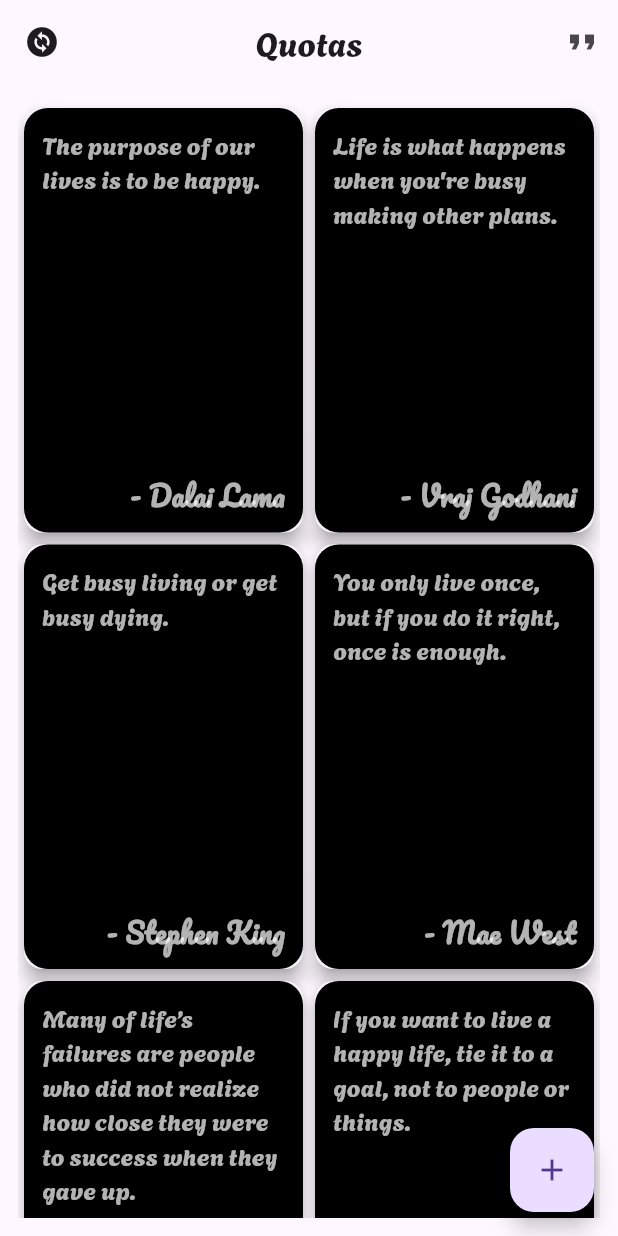
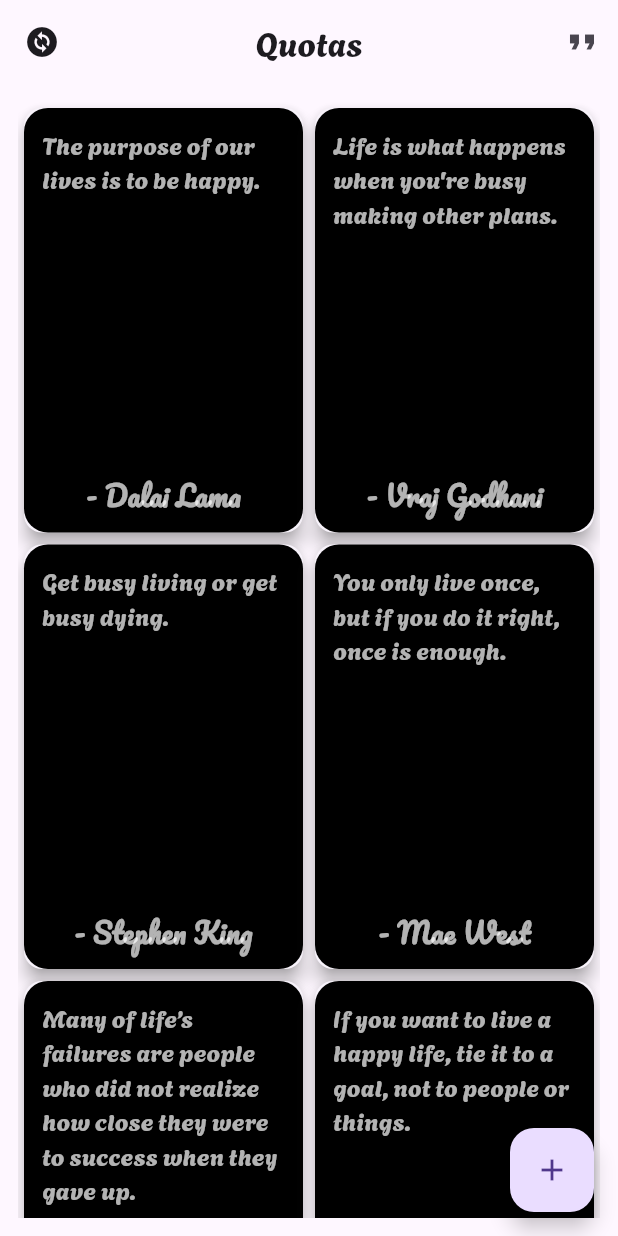
Before and after one commit to vrajGodhani24/quotes_app_5_pm, a Flutter app: the screen it shows after launch, on a phone screen of 412 x 824 dp. Run offline on Flutter 3.47's test engine with Material 2 defaults, Android fonts, the light colour scheme and no system bars; our stand-ins replace flutter_slidable, google_fonts; missing offline and left inert: share_extend.

Commit message:
2-11-23 first commit

```diff
--- a/lib/screens/homepage.dart
+++ b/lib/screens/homepage.dart
@@ -7,7 +7,6 @@ import 'package:google_fonts/google_fonts.dart';
 import 'package:quatos_app/model/quotes.dart';
 import 'package:quatos_app/utils/global.dart';
 import 'package:quatos_app/utils/quates_data.dart';
-import 'package:google_fonts/google_fonts.dart';
 
 class HomePage extends StatefulWidget {
   const HomePage({super.key});
@@ -224,14 +223,11 @@ class _HomePageState extends State<HomePage> {
                                   mainAxisAlignment:
                                       MainAxisAlignment.spaceBetween,
                                   children: [
-                                    Text(
+                                    SelectableText(
                                       e.quote,
                                       style: const TextStyle(
                                           fontSize: 16, color: Colors.white70),
                                     ),
-                                    Row(
-                                      mainAxisAlignment: MainAxisAlignment.end,
-                                      children: [
                                     Text(
                                       '- ${e.author}',
                                       style: GoogleFonts.getFont(
@@ -245,8 +241,6 @@ class _HomePageState extends State<HomePage> {
                                       //   fontSize: 18,
                                       //   fontWeight: FontWeight.bold,
                                       // ),
-                                        ),
-                                      ],
                                     ),
                                   ],
                                 ),
--- a/pubspec.yaml
+++ b/pubspec.yaml
@@ -37,6 +37,8 @@ dependencies:
   cupertino_icons: ^1.0.2
   google_fonts:
   flutter_slidable:
+  share_extend:
+  path_provider:
 
 dev_dependencies:
   flutter_test:
```
Also changed, not shown: lib/screens/detail.dart (+62 -2 lines), pubspec.lock, 2 other files. Lines whose indentation alone changed are shown as unchanged.
